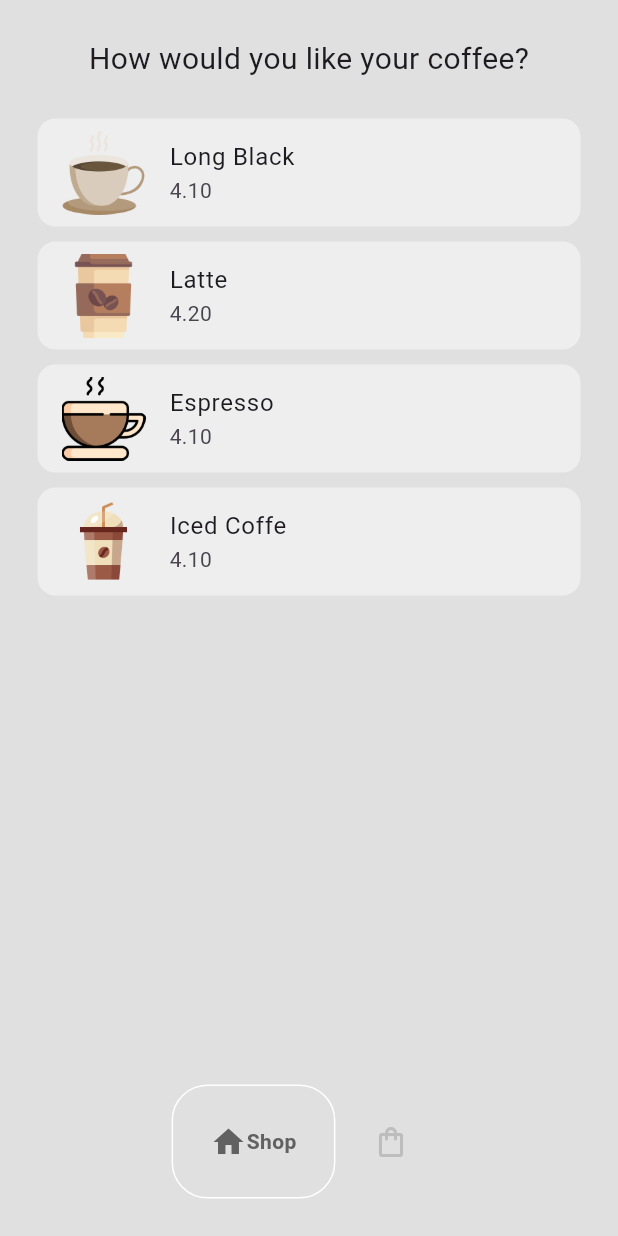
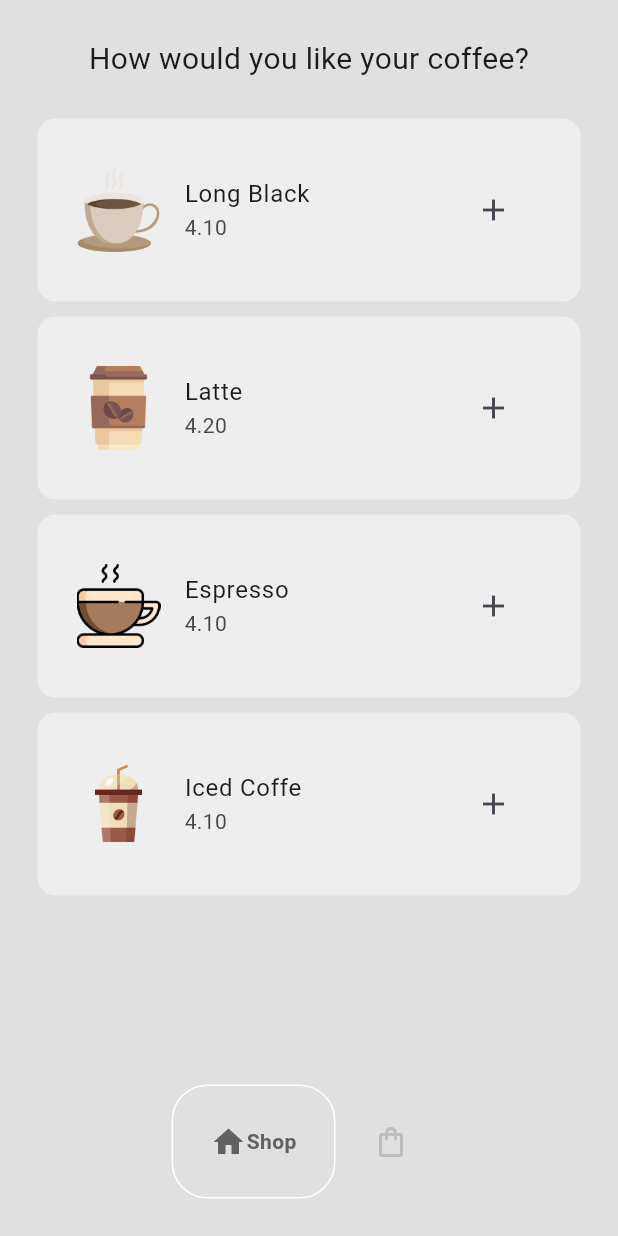
Before and after one commit to Michelfviana/flutter, a Flutter app: the screen it shows after launch, on a phone screen of 412 x 824 dp. Run offline on Flutter 3.47's test engine with Material 3 defaults, Android fonts, the phone set to English and light mode, and no system bars; drawn by our look-alikes of google_nav_bar.

Commit message:
feat: Add onPressed callback to CoffeTile for cart functionality

```diff
--- a/coffee_shop/lib/components/coffe_tile.dart
+++ b/coffee_shop/lib/components/coffe_tile.dart
@@ -4,7 +4,8 @@ import '../models/coffe.dart';
 
 class CoffeTile extends StatelessWidget {
   final Coffe coffe;
-  const CoffeTile({super.key, required this.coffe});
+  final void Function()? onPressed;
+  CoffeTile({super.key, required this.coffe, required this.onPressed});
 
   @override
   Widget build(BuildContext context) {
@@ -13,12 +14,13 @@ class CoffeTile extends StatelessWidget {
         color: Colors.grey[200],
         borderRadius: BorderRadiusGeometry.circular(12),
       ),
-
-      margin: EdgeInsets.only(bottom: 10),
+      margin: const EdgeInsets.only(bottom: 10),
+      padding: EdgeInsets.symmetric(vertical: 25, horizontal: 10),
       child: ListTile(
         title: Text(coffe.name),
         subtitle: Text(coffe.price),
         leading: Image.asset(coffe.imagepath),
+        trailing: IconButton(icon: Icon(Icons.add), onPressed: onPressed),
       ),
     );
   }
--- a/coffee_shop/lib/pages/shop_page.dart
+++ b/coffee_shop/lib/pages/shop_page.dart
@@ -12,6 +12,11 @@ class ShopPage extends StatefulWidget {
 }
 
 class _ShopPageState extends State<ShopPage> {
+  // add coffe to cart
+  void addToCart(Coffe coffe) {
+    Provider.of<CoffeShop>(context, listen: false).addItemToCart(coffe);
+  }
+
   @override
   Widget build(BuildContext context) {
     return Consumer<CoffeShop>(
@@ -35,7 +40,10 @@ class _ShopPageState extends State<ShopPage> {
                     Coffe eachCoffe = value.coffeShop[index];
 
                     // return the title for this coffe
-                    return CoffeTile(coffe: eachCoffe);
+                    return CoffeTile(
+                      coffe: eachCoffe,
+                      onPressed: () => addToCart(eachCoffe),
+                    );
                   },
                 ),
               ),
```
